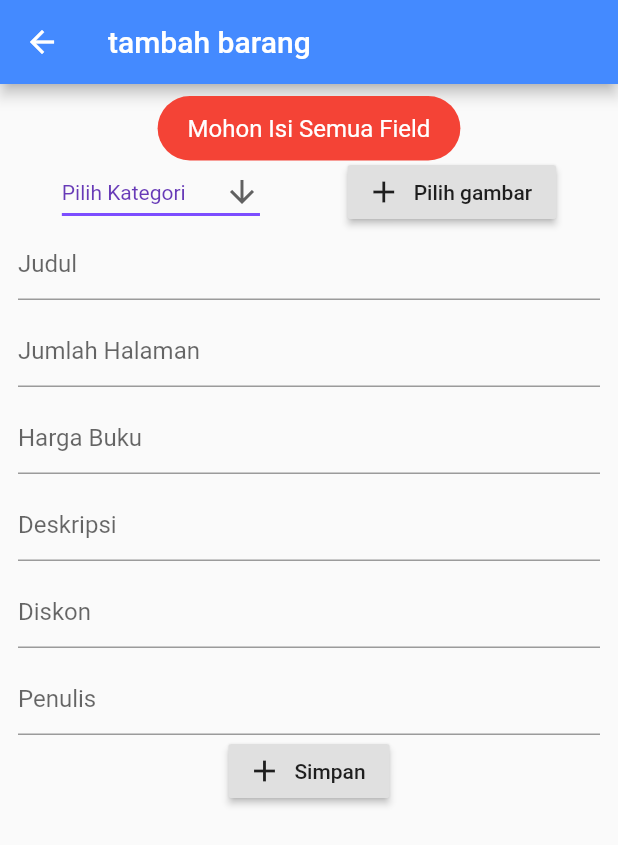
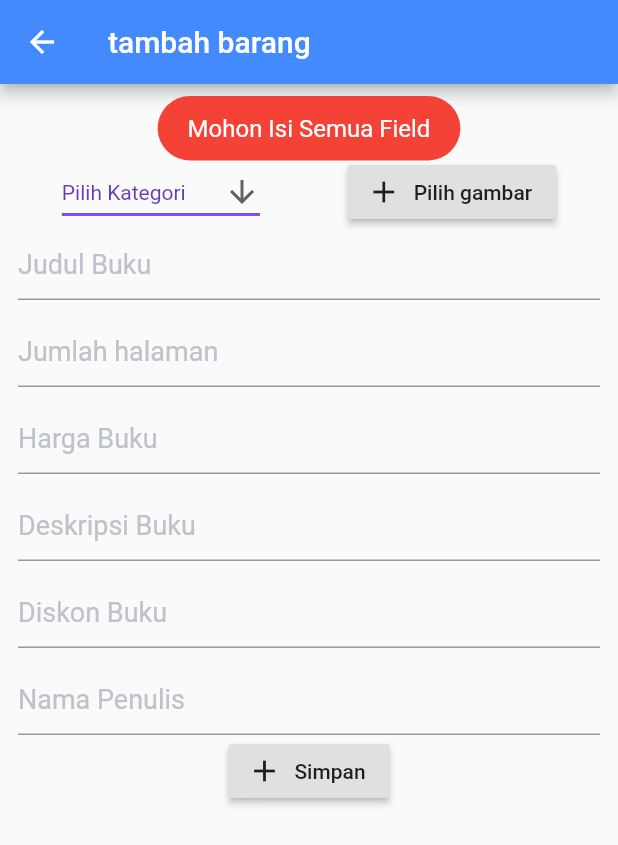
Before and after one commit to triandamai/pustakala, a Flutter app: the AddProduk screen opened by its route, after a tap on "Simpan", on a phone screen of 412 x 824 dp. Shown: the top 845 px of the screen. Run offline on Flutter 3.47's test engine with Material 2 defaults, Android fonts, the phone set to English and light mode, and no system bars; our stand-ins replace file_picker, firebase_auth, firebase_database, firebase_storage, fluttertoast, image_picker and 1 more; accounts and stored records are empty; generated files the repository leaves out were written again.

Commit message:
fix #reactive

```diff
--- a/lib/src/pages/add_produk.dart
+++ b/lib/src/pages/add_produk.dart
@@ -25,20 +25,32 @@ class _AddProdukState extends State<AddProduk> {
   TextEditingController _chapter = TextEditingController();
   TextEditingController _diskon = TextEditingController();
 
-  bool progresActive = false;
+  bool _progressActive = false;
   bool fileIsPicked = false;
   File _image, _file;
   String _uploadedFileURL;
   String _uoloadedImageUrl;
   String dropdownValue = 'Pilih Kategori';
   FirebaseAuth _auth = FirebaseAuth.instance;
+
+  @override
+  void initState() {
+    // TODO: implement initState
+    super.initState();
+    setState(() {
+      _progressActive = false;
+    });
+  }
+
   @override
   Widget build(BuildContext context) {
     return Scaffold(
       appBar: AppBar(
         title: Text("tambah barang"),
       ),
-      body: Container(
+      body: Stack(
+        children: <Widget>[
+          Container(
             padding: EdgeInsets.all(12),
             child: SingleChildScrollView(
               child: Column(
@@ -61,8 +73,8 @@ class _AddProdukState extends State<AddProduk> {
                                 image: new ExactAssetImage(_image.path),
                                 fit: BoxFit.contain,
                               ),
-                          borderRadius:
-                              new BorderRadius.all(const Radius.circular(0.0)),
+                              borderRadius: new BorderRadius.all(
+                                  const Radius.circular(0.0)),
                             ),
                           ),
                   ),
@@ -110,52 +122,80 @@ class _AddProdukState extends State<AddProduk> {
                       ),
                     ],
                   ),
-              TextField(
+                  TextFormField(
                     controller: _judul,
-                decoration: InputDecoration(hintText: "Judul"),
+                    decoration: InputDecoration(
+                      hintText: "Judul Buku",
+                      hintStyle: TextStyle(
+                        color: Color(0xFFBDC2CB),
+                        fontSize: 18.0,
+                      ),
+                    ),
                   ),
                   SizedBox(
                     height: 10,
                   ),
-              TextField(
+                  TextFormField(
                     controller: _halaman,
-                decoration: InputDecoration(hintText: "Jumlah Halaman"),
-                keyboardType: TextInputType.number,
+                    decoration: InputDecoration(
+                      hintText: "Jumlah halaman",
+                      hintStyle: TextStyle(
+                        color: Color(0xFFBDC2CB),
+                        fontSize: 18.0,
+                      ),
+                    ),
                   ),
                   SizedBox(
                     height: 10,
                   ),
-              TextField(
+                  TextFormField(
                     controller: _harga,
                     decoration: InputDecoration(
                       hintText: "Harga Buku",
+                      hintStyle: TextStyle(
+                        color: Color(0xFFBDC2CB),
+                        fontSize: 18.0,
                       ),
-                keyboardType: TextInputType.number,
+                    ),
                   ),
                   SizedBox(
                     height: 10,
                   ),
-              TextField(
+                  TextFormField(
                     controller: _deskripsi,
-                decoration: InputDecoration(hintText: "Deskripsi"),
+                    decoration: InputDecoration(
+                      hintText: "Deskripsi Buku",
+                      hintStyle: TextStyle(
+                        color: Color(0xFFBDC2CB),
+                        fontSize: 18.0,
+                      ),
+                    ),
                   ),
                   SizedBox(
                     height: 10,
                   ),
-              TextField(
-                onChanged: (val) {
-                  _diskon = val;
-                },
-                decoration: InputDecoration(hintText: "Diskon"),
+                  TextFormField(
+                    controller: _diskon,
+                    decoration: InputDecoration(
+                      hintText: "Diskon Buku",
+                      hintStyle: TextStyle(
+                        color: Color(0xFFBDC2CB),
+                        fontSize: 18.0,
+                      ),
+                    ),
                   ),
                   SizedBox(
                     height: 10,
                   ),
-              TextField(
-                onChanged: (val) {
-                  _penulis = val;
-                },
-                decoration: InputDecoration(hintText: "Penulis"),
+                  TextFormField(
+                    controller: _penulis,
+                    decoration: InputDecoration(
+                      hintText: "Nama Penulis",
+                      hintStyle: TextStyle(
+                        color: Color(0xFFBDC2CB),
+                        fontSize: 18.0,
+                      ),
+                    ),
                   ),
                   RaisedButton.icon(
                     onPressed: () {
@@ -169,6 +209,9 @@ class _AddProdukState extends State<AddProduk> {
                             textColor: Colors.white,
                             fontSize: 16.0);
                       } else {
+                        setState(() {
+                          this._progressActive = true;
+                        });
                         uploadFile();
                       }
                     },
@@ -179,16 +222,52 @@ class _AddProdukState extends State<AddProduk> {
               ),
             ),
           ),
+          _progressActive
+              ? SafeArea(
+                  child: Scaffold(
+                    backgroundColor: Colors.grey.withOpacity(0.5),
+                    body: Center(
+                      child: Container(
+                        width: 200,
+                        height: 200,
+                        decoration: BoxDecoration(
+                          borderRadius: BorderRadius.circular(40),
+                          boxShadow: [
+                            BoxShadow(
+                              color: Colors.grey,
+                              offset: Offset(1.0, 2.0),
+                              blurRadius: 10.0,
+                            ),
+                          ],
+                          color: Colors.white,
+                        ),
+                        child: Column(
+                          mainAxisSize: MainAxisSize.min,
+                          mainAxisAlignment: MainAxisAlignment.center,
+                          children: <Widget>[
+                            Center(
+                              child: CircularProgressIndicator(),
+                            ),
+                            Text("Mohon Tunggu"),
+                          ],
+                        ),
+                      ),
+                    ),
+                  ),
+                )
+              : Center(),
+        ],
+      ),
     );
   }
 
   bool val() {
-    return _judul.isEmpty ||
-        _deskripsi.isEmpty ||
-        _halaman.isEmpty ||
-        _harga.isEmpty ||
-        _diskon.isEmpty ||
-        _penulis.isEmpty ||
+    return _judul.text.isEmpty ||
+        _deskripsi.text.isEmpty ||
+        _halaman.text.isEmpty ||
+        _harga.text.isEmpty ||
+        _diskon.text.isEmpty ||
+        _penulis.text.isEmpty ||
         _image == null ||
         dropdownValue == "Pilih Kategori";
   }
@@ -197,16 +276,16 @@ class _AddProdukState extends State<AddProduk> {
     FirebaseUser user = await _auth.currentUser();
 
     Book book = new Book(
-        name: _judul,
+        name: _judul.text,
         imagePath: _uoloadedImageUrl,
         rating: 0,
-        harga: int.parse(_harga),
-        diskon: int.parse(_diskon),
+        harga: int.parse(_harga.text),
+        diskon: int.parse(_diskon.text),
         category: dropdownValue,
-        chapter: _chapter,
-        deskripsi: _deskripsi,
-        halaman: int.parse(_halaman),
-        penulis: _penulis);
+        chapter: _chapter.text,
+        deskripsi: _deskripsi.text,
+        halaman: int.parse(_halaman.text),
+        penulis: _penulis.text);
     FirebaseDatabase.instance
         .reference()
         .child("BUKU")
@@ -251,6 +330,17 @@ class _AddProdukState extends State<AddProduk> {
         _uoloadedImageUrl = fileURL;
       });
       addProduk().then((_) {
+        setState(() {
+          _progressActive = false;
+          _penulis.clear();
+          _diskon.clear();
+          _deskripsi.clear();
+          _harga.clear();
+          _judul.clear();
+          _halaman.clear();
+          _chapter.clear();
+          _image = null;
+        });
         Fluttertoast.showToast(
             msg: "Berhasil menyimpan ${_judul}",
             toastLength: Toast.LENGTH_SHORT,
--- a/lib/src/pages/home_page.dart
+++ b/lib/src/pages/home_page.dart
@@ -61,9 +61,6 @@ class _HomePageState extends State<HomePage> {
     setState(() {
       _books[_books.indexOf(datalama)] = Book.fromSnapshot(event.snapshot);
     });
-//    setState(() {
-//      _books.add(Book.fromSnapshot(event.snapshot));
-//    });
   }
 
   @override
```
Lines whose indentation alone changed are shown as unchanged.
